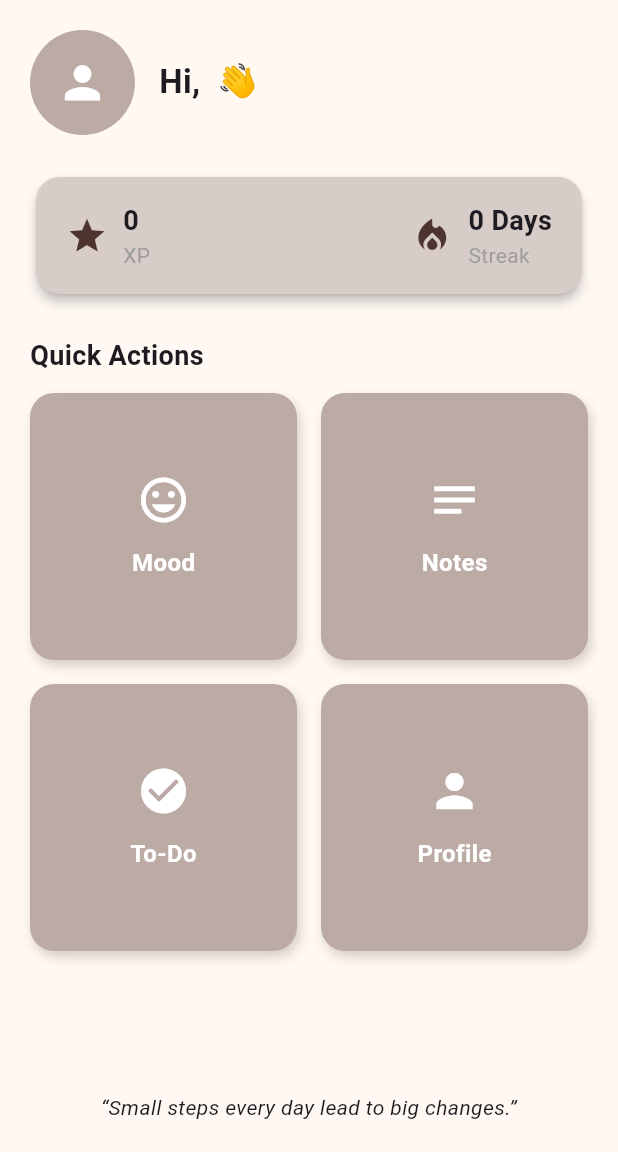
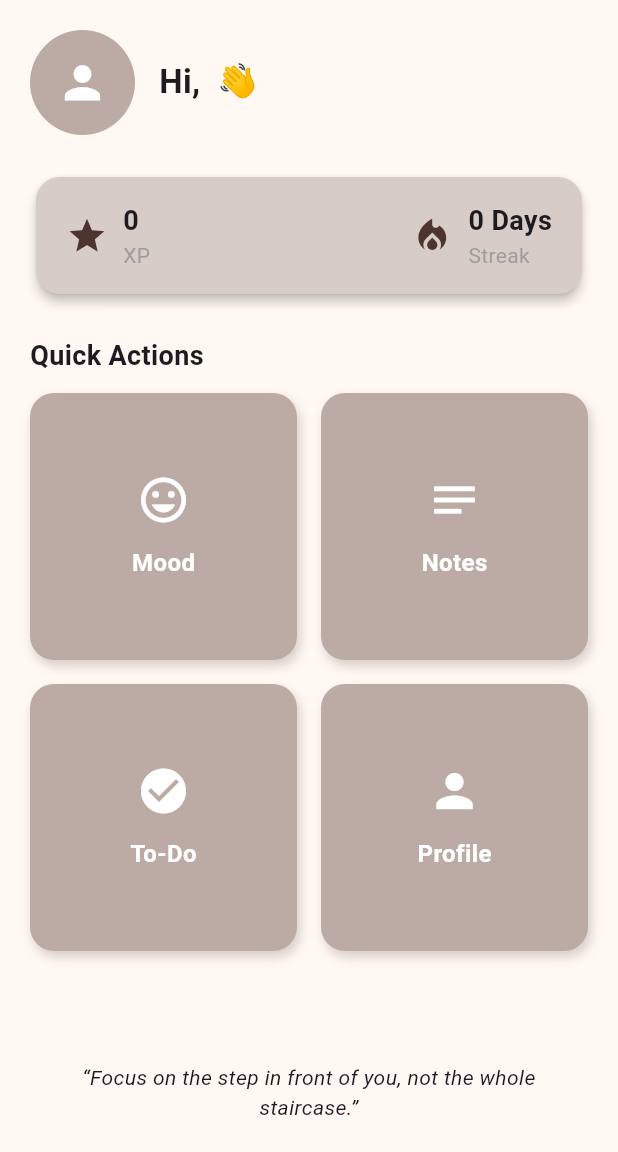
Before and after one commit to Qylahrzk/DailyQuest, a Flutter app: the HomeScreen screen opened directly, on a phone screen of 412 x 824 dp, the part 84-1236 px from its top. Run offline on Flutter 3.47's test engine with Material 3 defaults, Android fonts, the light colour scheme and no system bars; our stand-ins replace firebase_auth, firebase_core, google_sign_in, hive, hive_flutter, shared_preferences; accounts and stored records are empty; generated files the repository leaves out were written again.

Commit message:
Update Home Screen

```diff
--- a/lib/home/home_screen.dart
+++ b/lib/home/home_screen.dart
@@ -1,19 +1,58 @@
 import 'package:flutter/material.dart';
 import 'package:firebase_auth/firebase_auth.dart';
-import 'package:hive/hive.dart'; // ✅ Import Hive to get XP and streak
+import 'package:hive/hive.dart';
+
+/// ✅ List of 31 daily quotes to show each day of the month
+final List<String> dailyQuotes = [
+  "Start small, dream big.",
+  "Progress is progress, no matter how small.",
+  "You are capable of amazing things.",
+  "Don’t wait for opportunity. Create it.",
+  "Believe you can and you’re halfway there.",
+  "Small steps every day lead to big changes.",
+  "Be patient. Good things take time.",
+  "Mistakes are proof that you are trying.",
+  "Your only limit is your mind.",
+  "Push yourself, because no one else is going to do it for you.",
+  "Focus on your journey, not their path.",
+  "Dream it. Wish it. Do it.",
+  "Every day is a second chance.",
+  "Act as if what you do makes a difference. It does.",
+  "Stay positive, work hard, make it happen.",
+  "Don’t quit. Suffer now and live the rest of your life as a champion.",
+  "It’s going to be hard, but hard does not mean impossible.",
+  "Discipline is choosing between what you want now and what you want most.",
+  "You don’t have to be perfect to be amazing.",
+  "Keep going. You’re closer than you think.",
+  "The secret to getting ahead is getting started.",
+  "Doubt kills more dreams than failure ever will.",
+  "Hustle in silence. Let your success make the noise.",
+  "You’ve got this.",
+  "Nothing changes if nothing changes.",
+  "Your future depends on what you do today.",
+  "Growth is growth, no matter how small.",
+  "Great things never come from comfort zones.",
+  "Be stronger than your excuses.",
+  "Focus on the step in front of you, not the whole staircase."
+];
 
 class HomeScreen extends StatelessWidget {
   const HomeScreen({super.key});
 
   @override
   Widget build(BuildContext context) {
-    // ✅ Get current user from Firebase
+    /// ✅ Get current logged-in Firebase user
     final user = FirebaseAuth.instance.currentUser;
 
-    // ✅ Get XP and Streak values from Hive
+    /// ✅ Open Hive box to retrieve user XP and streak data
     final userBox = Hive.box('userData');
     final int xp = userBox.get('xp', defaultValue: 0);
     final int streak = userBox.get('streak', defaultValue: 0);
+
+    /// ✅ Calculate which quote to show today
+    int dayOfMonth = DateTime.now().day;
+    String todayQuote =
+        dailyQuotes[(dayOfMonth - 1) % dailyQuotes.length];
 
     return Scaffold(
       appBar: AppBar(
@@ -29,10 +68,10 @@ class HomeScreen extends StatelessWidget {
         child: Column(
           crossAxisAlignment: CrossAxisAlignment.start,
           children: [
-            // 👋 Greeting with Avatar
+            // 👋 Greeting row with profile picture and name
             Row(
               children: [
-                // 👤 Profile Picture
+                /// ✅ Show Google profile picture if available
                 CircleAvatar(
                   radius: 35,
                   backgroundImage: user?.photoURL != null
@@ -40,50 +79,72 @@ class HomeScreen extends StatelessWidget {
                       : null,
                   backgroundColor: Colors.brown.shade200,
                   child: user?.photoURL == null
-                      ? const Icon(Icons.person, size: 35, color: Colors.white)
+                      ? const Icon(
+                          Icons.person,
+                          size: 35,
+                          color: Colors.white,
+                        )
                       : null,
                 ),
                 const SizedBox(width: 16),
-                // 🧑 Welcome Text
+                /// ✅ Greeting text
                 Expanded(
                   child: Text(
                     'Hi, ${user?.displayName ?? 'User'} 👋',
-                    style: const TextStyle(fontSize: 22, fontWeight: FontWeight.w600),
+                    style: const TextStyle(
+                      fontSize: 22,
+                      fontWeight: FontWeight.w600,
+                    ),
                   ),
                 ),
               ],
             ),
+
             const SizedBox(height: 24),
 
-            // 📈 Stats Card (XP & Streak)
+            /// 📈 Card showing XP and Streak
             Card(
-              shape: RoundedRectangleBorder(borderRadius: BorderRadius.circular(16)),
+              shape: RoundedRectangleBorder(
+                borderRadius: BorderRadius.circular(16),
+              ),
               elevation: 3,
               color: Colors.brown[100],
               child: Padding(
-                padding: const EdgeInsets.symmetric(horizontal: 20, vertical: 16),
+                padding: const EdgeInsets.symmetric(
+                  horizontal: 20,
+                  vertical: 16,
+                ),
                 child: Row(
                   mainAxisAlignment: MainAxisAlignment.spaceBetween,
                   children: [
-                    _StatItem(icon: Icons.star, label: 'XP', value: '$xp'),
                     _StatItem(
-                        icon: Icons.local_fire_department,
-                        label: 'Streak',
-                        value: '$streak Days'),
+                      icon: Icons.star,
+                      label: 'XP',
+                      value: '$xp',
+                    ),
+                    _StatItem(
+                      icon: Icons.local_fire_department,
+                      label: 'Streak',
+                      value: '$streak Days',
+                    ),
                   ],
                 ),
               ),
             ),
+
             const SizedBox(height: 24),
 
-            // ⚡ Quick Actions Section Title
             const Text(
               'Quick Actions',
-              style: TextStyle(fontSize: 18, fontWeight: FontWeight.w600),
+              style: TextStyle(
+                fontSize: 18,
+                fontWeight: FontWeight.w600,
+              ),
             ),
+
             const SizedBox(height: 12),
 
-            // ⚡ Quick Actions Grid (Mood, Notes, To-Do, Profile)
+            /// ⚡ Quick Actions Grid
             Expanded(
               child: GridView.count(
                 crossAxisCount: 2,
@@ -98,13 +159,17 @@ class HomeScreen extends StatelessWidget {
               ),
             ),
 
-            // 💡 Motivational Quote (you can randomize this later)
             const SizedBox(height: 12),
-            const Center(
+
+            /// ✅ Daily motivational quote
+            Center(
               child: Text(
-                '“Small steps every day lead to big changes.”',
+                '“$todayQuote”',
                 textAlign: TextAlign.center,
-                style: TextStyle(fontStyle: FontStyle.italic, fontSize: 14),
+                style: const TextStyle(
+                  fontStyle: FontStyle.italic,
+                  fontSize: 14,
+                ),
               ),
             ),
           ],
@@ -113,8 +178,9 @@ class HomeScreen extends StatelessWidget {
     );
   }
 
-  // 📦 Widget for each Quick Action Button
-  Widget _quickTile(BuildContext context, IconData icon, String label, String route) {
+  /// ✅ Helper method to generate Quick Action tiles
+  Widget _quickTile(
+      BuildContext context, IconData icon, String label, String route) {
     return GestureDetector(
       onTap: () => Navigator.pushNamed(context, route),
       child: Container(
@@ -150,7 +216,7 @@ class HomeScreen extends StatelessWidget {
   }
 }
 
-// 📊 Widget for Stat Item (XP & Streak)
+/// ✅ Widget to show XP and Streak stats
 class _StatItem extends StatelessWidget {
   final IconData icon;
   final String label;
@@ -173,7 +239,10 @@ class _StatItem extends StatelessWidget {
           children: [
             Text(
               value,
-              style: const TextStyle(fontSize: 18, fontWeight: FontWeight.bold),
+              style: const TextStyle(
+                fontSize: 18,
+                fontWeight: FontWeight.bold,
+              ),
             ),
             Text(
               label,
```
